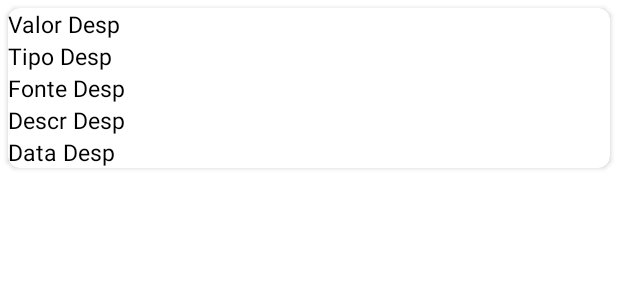
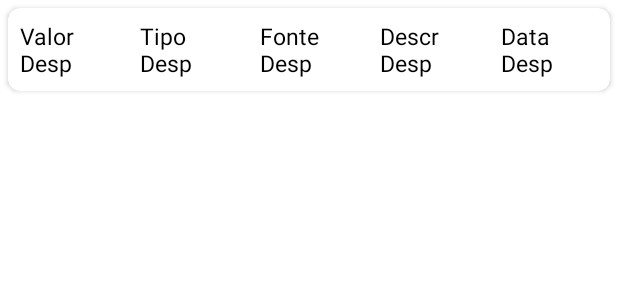
Before and after one commit to NicoVitoriano001/FindToday, an Android app: the layout item_fin_rv.xml on its own in the app's theme, with its tools: preview values and no code run, on a phone screen of 412 x 824 dp. Shown: the top 300 px of the screen. Run offline under Robolectric (Android 15) with nearby library versions, the phone set to English and light mode, and no system bars.

Commit message:
mod2.4.8 item_fin_rv.xml na horizontal (item_busca_rv.xml desnecessãrios)

```diff
--- a/app/src/main/res/layout/item_busca_rv.xml
+++ b/app/src/main/res/layout/item_busca_rv.xml
@@ -8,7 +8,7 @@
     app:cardCornerRadius="8dp">
 
     <LinearLayout
-        android:id="@+id/idLLBusca"
+        android:id="@+id/idLLFin"
         android:layout_width="match_parent"
         android:layout_height="wrap_content"
         android:orientation="vertical">
--- a/app/src/main/res/layout/item_fin_rv.xml
+++ b/app/src/main/res/layout/item_fin_rv.xml
@@ -1,5 +1,6 @@
 <?xml version="1.0" encoding="utf-8"?>
-<androidx.cardview.widget.CardView xmlns:android="http://schemas.android.com/apk/res/android"
+<androidx.cardview.widget.CardView
+    xmlns:android="http://schemas.android.com/apk/res/android"
     xmlns:app="http://schemas.android.com/apk/res-auto"
     android:layout_width="match_parent"
     android:layout_height="wrap_content"
@@ -11,46 +12,56 @@
         android:id="@+id/idLLFin"
         android:layout_width="match_parent"
         android:layout_height="wrap_content"
-        android:orientation="vertical">
+        android:orientation="horizontal">
 
         <TextView
-            android:id="@+id/idTVValorDesp"
-            android:layout_width="match_parent"
-            android:layout_height="wrap_content"
-            android:text="Valor Desp"
-            android:textColor="@color/black"
-            android:textSize="15sp" />
+        android:id="@+id/idTVValorDesp"
+        android:layout_width="0dp"
+        android:layout_height="wrap_content"
+        android:layout_weight="1"
+        android:text="Valor Desp"
+        android:textColor="@color/black"
+        android:textSize="15sp"
+        android:padding="8dp" />
 
         <TextView
             android:id="@+id/idTVTipoDesp"
-            android:layout_width="match_parent"
+            android:layout_width="0dp"
             android:layout_height="wrap_content"
+            android:layout_weight="1"
             android:text="Tipo Desp"
             android:textColor="@color/black"
-            android:textSize="15sp" />
+            android:textSize="15sp"
+            android:padding="8dp" />
 
         <TextView
             android:id="@+id/idTVFontDesp"
-            android:layout_width="match_parent"
+            android:layout_width="0dp"
             android:layout_height="wrap_content"
+            android:layout_weight="1"
             android:text="Fonte Desp"
             android:textColor="@color/black"
-            android:textSize="15sp" />
+            android:textSize="15sp"
+            android:padding="8dp" />
 
         <TextView
             android:id="@+id/idTVDespDescr"
-            android:layout_width="match_parent"
+            android:layout_width="0dp"
             android:layout_height="wrap_content"
+            android:layout_weight="1"
             android:text="Descr Desp"
             android:textColor="@color/black"
-            android:textSize="15sp" />
+            android:textSize="15sp"
+            android:padding="8dp" />
 
         <TextView
             android:id="@+id/idTVdataDesp"
-            android:layout_width="match_parent"
+            android:layout_width="0dp"
             android:layout_height="wrap_content"
+            android:layout_weight="1"
             android:text="Data Desp"
             android:textColor="@color/black"
-            android:textSize="15sp" />
+            android:textSize="15sp"
+            android:padding="8dp" />
     </LinearLayout>
 </androidx.cardview.widget.CardView>
```
Also changed, not shown: app/src/main/res/layout/activity_resultado_busca_rv.xml (+9 -14 lines).
